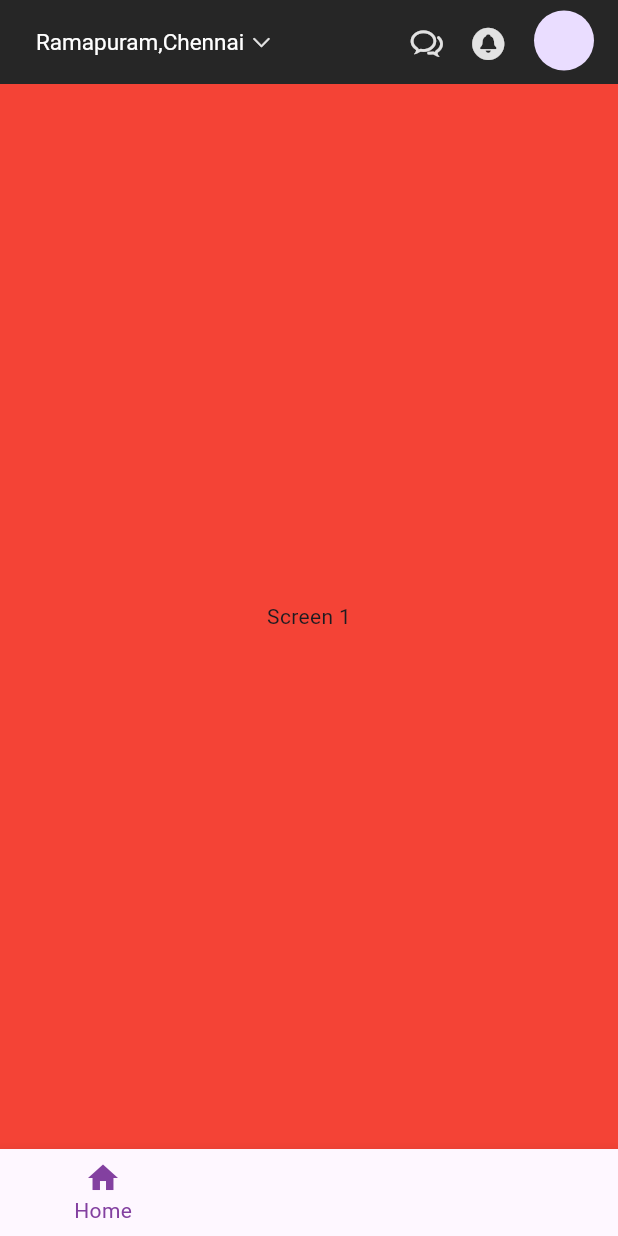
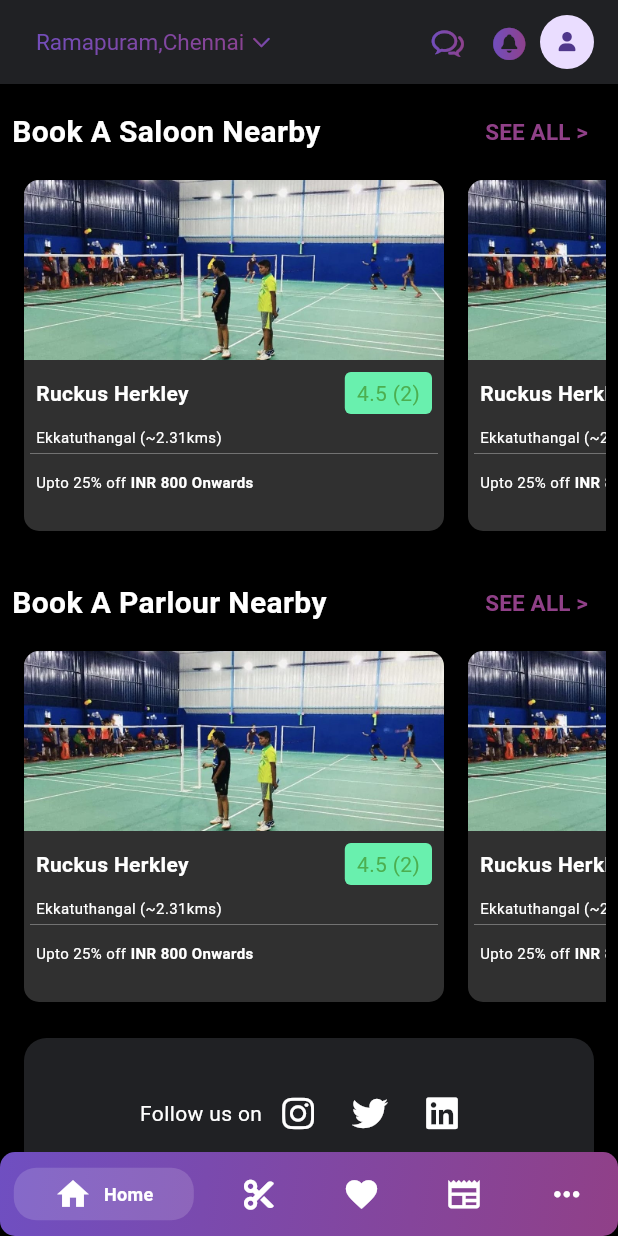
Before and after one commit to HarrishArun/click_and_cut, a Flutter app: the screen it shows after launch, on a phone screen of 412 x 824 dp. Run offline on Flutter 3.47's test engine with Material 3 defaults, Android fonts, the phone set to English and light mode, and no system bars; drawn by our look-alikes of persistent_bottom_nav_bar; our stand-ins replace font_awesome_flutter.

Commit message:
socials,salooncard

```diff
--- /dev/null
+++ b/lib/components/bottomnavbar.dart
@@ -0,0 +1,107 @@
+import 'package:click_and_cut/const.dart';
+import 'package:click_and_cut/screens/bookings.dart';
+import 'package:click_and_cut/screens/favourite.dart';
+import 'package:click_and_cut/screens/homepage.dart';
+import 'package:click_and_cut/screens/more.dart';
+import 'package:click_and_cut/screens/feed.dart';
+import 'package:flutter/material.dart';
+import 'package:font_awesome_flutter/font_awesome_flutter.dart';
+import 'package:persistent_bottom_nav_bar/persistent_tab_view.dart';
+
+class bottomnavbar extends StatelessWidget {
+  const bottomnavbar({
+    super.key,
+  });
+
+  @override
+  Widget build(BuildContext context) {
+    return PersistentTabView(
+      context,
+      controller: PersistentTabController(initialIndex: 0),
+      screens: [
+        Screen1(),
+        Screen2(),
+        Screen3(),
+        Screen4(),
+        Screen5(),
+      ],
+      items: [
+        PersistentBottomNavBarItem(
+          icon: Icon(
+            Icons.home,
+            size: 25,
+          ),
+          title: 'Home',
+          activeColorPrimary: Colors.white,
+          inactiveColorPrimary: Colors.white,
+        ),
+        PersistentBottomNavBarItem(
+          icon: FaIcon(
+            FontAwesomeIcons.scissors,
+            size: 20,
+          ),
+          title: 'Book',
+          activeColorPrimary: Colors.white,
+          inactiveColorPrimary: Colors.white,
+        ),
+        PersistentBottomNavBarItem(
+          icon: Icon(
+            Icons.favorite,
+            size: 25,
+          ),
+          title: 'Favorite',
+          activeColorPrimary: Colors.white,
+          inactiveColorPrimary: Colors.white,
+        ),
+        PersistentBottomNavBarItem(
+          icon: Icon(
+            Icons.newspaper,
+            size: 25,
+          ),
+          title: 'Feed',
+          activeColorPrimary: Colors.white,
+          inactiveColorPrimary: Colors.white,
+        ),
+        PersistentBottomNavBarItem(
+          icon: Icon(
+            Icons.more_horiz,
+            size: 25,
+          ),
+          title: 'More',
+          activeColorPrimary: Colors.white,
+          inactiveColorPrimary: Colors.white,
+        ),
+      ],
+      confineInSafeArea: true,
+      backgroundColor: Color(kappBarGrey),
+      handleAndroidBackButtonPress: true,
+      resizeToAvoidBottomInset: true,
+      stateManagement: true,
+      hideNavigationBarWhenKeyboardShows: true,
+      decoration: NavBarDecoration(
+        borderRadius: BorderRadius.circular(10.0),
+        colorBehindNavBar: Colors.black,
+        gradient: LinearGradient(
+          colors: [
+            Color(0xFF6f4fc1),
+            Color(0xFF904088),
+          ],
+          begin: Alignment.topLeft,
+          end: Alignment.bottomRight,
+        ),
+      ),
+      popAllScreensOnTapOfSelectedTab: true,
+      popActionScreens: PopActionScreensType.all,
+      itemAnimationProperties: ItemAnimationProperties(
+        duration: Duration(milliseconds: 200),
+        curve: Curves.ease,
+      ),
+      screenTransitionAnimation: ScreenTransitionAnimation(
+        animateTabTransition: true,
+        curve: Curves.ease,
+        duration: Duration(milliseconds: 200),
+      ),
+      navBarStyle: NavBarStyle.style9,
+    );
+  }
+}
--- /dev/null
+++ b/lib/components/card.dart
@@ -0,0 +1,95 @@
+import 'package:click_and_cut/main.dart';
+import 'package:flutter/material.dart';
+
+class CardWidget extends StatelessWidget {
+  const CardWidget({Key? key}) : super(key: key);
+
+  @override
+  Widget build(BuildContext context) {
+    return Padding(
+      padding: const EdgeInsets.all(8.0),
+      child: Container(
+        decoration: BoxDecoration(
+          borderRadius: BorderRadius.circular(10),
+          color: Color(kappBarGrey),
+        ),
+        width: 280,
+        child: Column(
+          crossAxisAlignment: CrossAxisAlignment.start,
+          children: [
+            Container(
+              height: 120, // Adjust the height as needed
+              width: double.infinity,
+              decoration: BoxDecoration(
+                borderRadius: BorderRadius.vertical(top: Radius.circular(10)),
+                image: DecorationImage(
+                  image: AssetImage("lib/assets/img1.jpeg"),
+                  fit: BoxFit.cover,
+                ),
+              ),
+            ),
+            Padding(
+              padding: const EdgeInsets.all(8.0),
+              child: Row(
+                mainAxisAlignment: MainAxisAlignment.spaceBetween,
+                children: [
+                  Text(
+                    "Ruckus Herkley",
+                    style: TextStyle(
+                        fontWeight: FontWeight.bold, color: Colors.white),
+                  ),
+                  Container(
+                    decoration: BoxDecoration(
+                      borderRadius: BorderRadius.circular(4),
+                      color: Colors.greenAccent,
+                    ),
+                    padding: EdgeInsets.symmetric(horizontal: 8, vertical: 4),
+                    child: Text(
+                      "4.5 (2)",
+                      style: TextStyle(color: Colors.green),
+                    ),
+                  ),
+                ],
+              ),
+            ),
+            Padding(
+              padding: const EdgeInsets.symmetric(horizontal: 8.0),
+              child: Text(
+                "Ekkatuthangal (~2.31kms)",
+                style: TextStyle(fontSize: 10, color: Colors.white),
+              ),
+            ),
+            Padding(
+              padding: const EdgeInsets.all(4.0),
+              child: Container(
+                height: 0.4,
+                width: double.infinity,
+                color: Colors.grey,
+              ),
+            ),
+            Padding(
+              padding: const EdgeInsets.fromLTRB(8.0, 8, 8, 4),
+              child: Row(
+                children: [
+                  Text(
+                    "Upto 25% off",
+                    style: TextStyle(fontSize: 10, color: Colors.white),
+                  ),
+                  SizedBox(width: 3),
+                  Text(
+                    "INR 800 Onwards",
+                    style: TextStyle(
+                      fontSize: 10,
+                      color: Colors.white,
+                      fontWeight: FontWeight.bold,
+                    ),
+                  ),
+                ],
+              ),
+            ),
+          ],
+        ),
+      ),
+    );
+  }
+}
--- /dev/null
+++ b/lib/components/seemorecard.dart
@@ -0,0 +1,40 @@
+import 'package:click_and_cut/main.dart';
+import 'package:flutter/material.dart';
+
+class seeMoreCard extends StatelessWidget {
+  final String text;
+  final VoidCallback next;
+  seeMoreCard(this.text, this.next);
+
+  @override
+  Widget build(BuildContext context) {
+    return Padding(
+        padding: const EdgeInsets.all(8.0),
+        child: Container(
+            decoration: BoxDecoration(
+              color: Color(kappBarGrey),
+              border: Border.all(
+                color: Colors.grey,
+                width: 2,
+              ),
+              borderRadius: BorderRadius.circular(10),
+              boxShadow: [
+                BoxShadow(
+                  color: Colors.transparent,
+                  blurRadius: 0,
+                  spreadRadius: 1,
+                ),
+              ],
+            ),
+            height: 140,
+            width: 280,
+            child: Center(
+                child: Text(
+              text,
+              style: TextStyle(
+                  fontSize: 18,
+                  fontStyle: FontStyle.italic,
+                  color: Colors.grey),
+            ))));
+  }
+}
--- a/lib/const.dart
+++ b/lib/const.dart
@@ -1,2 +1,2 @@
 const klightpurple = 0xFF8340A0;
-const kappBarGrey = 0xFF262626;
+const kappBarGrey = 0xFF202124;
--- a/lib/main.dart
+++ b/lib/main.dart
@@ -1,8 +1,14 @@
-import 'package:click_and_cut/const.dart';
-import 'package:flutter/cupertino.dart';
+import 'package:click_and_cut/components/bottomnavbar.dart';
+import 'package:click_and_cut/screens/bookings.dart';
+import 'package:click_and_cut/screens/favourite.dart';
+import 'package:click_and_cut/screens/homepage.dart';
+import 'package:click_and_cut/screens/feed.dart';
+import 'package:click_and_cut/screens/more.dart';
 import 'package:flutter/material.dart';
 import 'package:flutter/services.dart';
-import 'package:font_awesome_flutter/font_awesome_flutter.dart';
+
+const klightpurple = 0xFF8340A0;
+const kappBarGrey = 0xFF303030;
 
 void main() {
   SystemChrome.setSystemUIOverlayStyle(SystemUiOverlayStyle(
@@ -19,7 +25,7 @@ class MyApp extends StatelessWidget {
     return MaterialApp(
       debugShowCheckedModeBanner: false,
       title: 'Flutter Demo',
-      home: HomePage(),
+      home: SafeArea(child: HomePage()),
     );
   }
 }
@@ -39,6 +45,7 @@ class _HomePageState extends State<HomePage> {
     Screen2(),
     Screen3(),
     Screen4(),
+    Screen5(),
   ];
 
   void _onItemTapped(int index) {
@@ -52,7 +59,6 @@ class _HomePageState extends State<HomePage> {
     return Scaffold(
       appBar: AppBar(
         backgroundColor: Color(kappBarGrey),
-          //elevation: 2,
         title: Row(
           mainAxisAlignment: MainAxisAlignment.spaceBetween,
           children: [
@@ -64,15 +70,12 @@ class _HomePageState extends State<HomePage> {
                     "Ramapuram,Chennai",
                     style: TextStyle(color: Colors.white, fontSize: 15),
                   ),
-                    // SizedBox(
-                    //   width: 4,
-                    // ),
                   Padding(
                     padding: const EdgeInsets.only(left: 4.0, top: 1.0),
                     child: Icon(
-                        CupertinoIcons.chevron_down,
+                      Icons.keyboard_arrow_down,
                       size: 15,
-                        color: const Color.fromARGB(221, 255, 255, 255),
+                      color: Colors.white,
                     ),
                   )
                 ],
@@ -85,16 +88,16 @@ class _HomePageState extends State<HomePage> {
                   Padding(
                     padding: const EdgeInsets.fromLTRB(8.0, 10.0, 8.0, 8.0),
                     child: Icon(
-                        CupertinoIcons.chat_bubble_2,
-                        color: const Color.fromARGB(221, 255, 255, 255),
+                      Icons.chat_bubble,
+                      color: Colors.white,
                       size: 25,
                     ),
                   ),
                   Padding(
                     padding: const EdgeInsets.fromLTRB(8.0, 10.0, 8.0, 8.0),
                     child: Icon(
-                        CupertinoIcons.bell_circle_fill,
-                        color: const Color.fromARGB(221, 255, 255, 255),
+                      Icons.notifications,
+                      color: Colors.white,
                       size: 25,
                     ),
                   ),
@@ -111,99 +114,10 @@ class _HomePageState extends State<HomePage> {
               ),
             )
           ],
-          )),
+        ),
+      ),
       body: _screens[_selectedIndex],
-      bottomNavigationBar: PersistentBottomNavBar(
-        selectedIndex: _selectedIndex,
-        onItemTapped: _onItemTapped,
-      ),
+      bottomNavigationBar: bottomnavbar(),
     );
   }
 }
-
-class PersistentBottomNavBar extends StatelessWidget {
-  final int selectedIndex;
-  final ValueChanged<int> onItemTapped;
-
-  const PersistentBottomNavBar({
-    Key? key,
-    required this.selectedIndex,
-    required this.onItemTapped,
-  }) : super(key: key);
-
-  @override
-  Widget build(BuildContext context) {
-    return BottomNavigationBar(
-      selectedItemColor: Color(klightpurple), // sets the active color
-      backgroundColor: Colors.black,
-      items: [
-        BottomNavigationBarItem(
-          icon: Icon(Icons.home),
-          label: 'Home',
-        ),
-        BottomNavigationBarItem(
-          icon: FaIcon(FontAwesomeIcons.scissors),
-          label: 'Book',
-        ),
-        BottomNavigationBarItem(
-          icon: Icon(Icons.favorite),
-          label: 'Favorite',
-        ),
-        BottomNavigationBarItem(
-          icon: Icon(Icons.more_horiz),
-          label: 'More',
-        ),
-      ],
-      currentIndex: selectedIndex,
-      onTap: onItemTapped,
-    );
-  }
-}
-
-class Screen1 extends StatelessWidget {
-  @override
-  Widget build(BuildContext context) {
-    return Container(
-      color: Colors.red,
-      child: Center(
-        child: Text('Screen 1'),
-      ),
-    );
-  }
-}
-
-class Screen2 extends StatelessWidget {
-  @override
-  Widget build(BuildContext context) {
-    return Container(
-      color: Colors.blue,
-      child: Center(
-        child: Text('Screen 2'),
-      ),
-    );
-  }
-}
-
-class Screen3 extends StatelessWidget {
-  @override
-  Widget build(BuildContext context) {
-    return Container(
-      color: Colors.green,
-      child: Center(
-        child: Text('Screen 3'),
-      ),
-    );
-  }
-}
-
-class Screen4 extends StatelessWidget {
-  @override
-  Widget build(BuildContext context) {
-    return Container(
-      color: Colors.yellow,
-      child: Center(
-        child: Text('Screen 4'),
-      ),
-    );
-  }
-}
--- /dev/null
+++ b/lib/screens/bookings.dart
@@ -0,0 +1,13 @@
+import 'package:flutter/material.dart';
+
+class Screen2 extends StatelessWidget {
+  @override
+  Widget build(BuildContext context) {
+    return Container(
+      color: Colors.blue,
+      child: Center(
+        child: Text('Screen 2', style: TextStyle(color: Colors.white)),
+      ),
+    );
+  }
+}
--- /dev/null
+++ b/lib/screens/favourite.dart
@@ -0,0 +1,13 @@
+import 'package:flutter/material.dart';
+
+class Screen3 extends StatelessWidget {
+  @override
+  Widget build(BuildContext context) {
+    return Container(
+      color: Colors.green,
+      child: Center(
+        child: Text('Screen 3', style: TextStyle(color: Colors.white)),
+      ),
+    );
+  }
+}
--- /dev/null
+++ b/lib/screens/feed.dart
@@ -0,0 +1,13 @@
+import 'package:flutter/material.dart';
+
+class Screen4 extends StatelessWidget {
+  @override
+  Widget build(BuildContext context) {
+    return Container(
+      color: Colors.yellow,
+      child: Center(
+        child: Text('Screen 4', style: TextStyle(color: Colors.white)),
+      ),
+    );
+  }
+}
--- /dev/null
+++ b/lib/screens/homepage.dart
@@ -0,0 +1,265 @@
+import 'package:click_and_cut/components/card.dart';
+import 'package:click_and_cut/components/seemorecard.dart';
+import 'package:click_and_cut/const.dart';
+import 'package:flutter/cupertino.dart';
+import 'package:flutter/material.dart';
+import 'package:font_awesome_flutter/font_awesome_flutter.dart';
+
+class Screen1 extends StatelessWidget {
+  @override
+  Widget build(BuildContext context) {
+    return Scaffold(
+      appBar: AppBar(
+          backgroundColor: Color(kappBarGrey),
+          //elevation: 2,
+          title: Row(
+            mainAxisAlignment: MainAxisAlignment.spaceBetween,
+            children: [
+              Padding(
+                padding: const EdgeInsets.all(8.0),
+                child: Row(
+                  children: [
+                    Text(
+                      "Ramapuram,Chennai",
+                      style: TextStyle(
+                        fontSize: 15,
+                        foreground: Paint()
+                          ..shader = LinearGradient(
+                            colors: [
+                              Color(0xFF6f4fc1),
+                              Color(0xFF904088), // End color of the gradient
+                            ],
+                            begin: Alignment.centerLeft,
+                            end: Alignment.centerRight,
+                          ).createShader(Rect.fromLTWH(0.0, 0.0, 200.0,
+                              70.0)), // Adjust the Rect size as needed
+                      ),
+                    ),
+                    // SizedBox(
+                    //   width: 4,
+                    // ),
+                    Padding(
+                      padding: const EdgeInsets.only(left: 4.0, top: 1.0),
+                      child: ShaderMask(
+                        shaderCallback: (Rect bounds) {
+                          return LinearGradient(
+                            colors: [
+                              Color(0xFF6f4fc1),
+                              Color(0xFF904088)
+                            ], // Gradient colors
+                            begin: Alignment.centerRight,
+                            end: Alignment.centerLeft,
+                          ).createShader(bounds);
+                        },
+                        child: Icon(
+                          CupertinoIcons.chevron_down,
+                          size: 15,
+                          color: Colors
+                              .white, // Color before applying the gradient
+                        ),
+                      ),
+                    ),
+                  ],
+                ),
+              ),
+              Padding(
+                padding: const EdgeInsets.all(0),
+                child: Row(
+                  children: [
+                    Padding(
+                      padding: const EdgeInsets.fromLTRB(8.0, 10.0, 8.0, 8.0),
+                      child: ShaderMask(
+                        shaderCallback: (Rect bounds) {
+                          return LinearGradient(
+                            colors: [
+                              Color(0xFF6f4fc1),
+                              Color(0xFF904088)
+                            ], // Gradient colors
+                            begin: Alignment.centerLeft,
+                            end: Alignment.centerRight,
+                          ).createShader(bounds);
+                        },
+                        child: Icon(
+                          CupertinoIcons.chat_bubble_2,
+                          size: 25,
+                          color: Colors
+                              .white, // Color before applying the gradient
+                        ),
+                      ),
+                    ),
+                    Padding(
+                      padding: const EdgeInsets.fromLTRB(8.0, 10.0, 8.0, 8.0),
+                      child: ShaderMask(
+                        shaderCallback: (Rect bounds) {
+                          return LinearGradient(
+                            colors: [
+                              Color(0xFF6f4fc1),
+                              Color(0xFF904088)
+                            ], // Gradient colors
+                            begin: Alignment.centerLeft,
+                            end: Alignment.centerRight,
+                          ).createShader(bounds);
+                        },
+                        child: Icon(
+                          CupertinoIcons.bell_circle_fill,
+                          size: 25,
+                          color: Colors
+                              .white, // Color before applying the gradient
+                        ),
+                      ),
+                    ),
+                    CircleAvatar(
+                      radius: 18,
+                      child: FaIcon(
+                        FontAwesomeIcons.solidUser,
+                        size: 13,
+                      ),
+                    )
+                  ],
+                ),
+              )
+            ],
+          )),
+      body: Container(
+        color: Colors.black,
+        child: ListView(
+          scrollDirection: Axis.vertical,
+          children: [
+            Padding(
+              padding: const EdgeInsets.all(8.0),
+              child: Column(
+                children: [
+                  Row(
+                    mainAxisAlignment: MainAxisAlignment.spaceBetween,
+                    children: [
+                      Text(
+                        "Book A Saloon Nearby",
+                        style: TextStyle(
+                            fontWeight: FontWeight.bold,
+                            fontSize: 20,
+                            color: Colors.white),
+                      ),
+                      TextButton(
+                          onPressed: () {},
+                          child: Text(
+                            "SEE ALL >",
+                            style: TextStyle(
+                              fontWeight: FontWeight.bold,
+                              fontSize: 15,
+                              foreground: Paint()
+                                ..shader = LinearGradient(
+                                  colors: [
+                                    Color(0xFF6f4fc1),
+                                    Color(
+                                        0xFF904088), // End color of the gradient
+                                  ],
+                                  begin: Alignment.centerLeft,
+                                  end: Alignment.centerRight,
+                                ).createShader(
+                                    Rect.fromLTWH(0.0, 0.0, 200.0, 70.0)),
+                            ),
+                          ))
+                    ],
+                  ),
+                  SizedBox(
+                    height: 250,
+                    child:
+                        ListView(scrollDirection: Axis.horizontal, children: [
+                      CardWidget(),
+                      CardWidget(),
+                      CardWidget(),
+                      seeMoreCard("See More Saloons ", () {}),
+                    ]),
+                  ),
+                ],
+              ),
+            ),
+            Padding(
+              padding: const EdgeInsets.all(8.0),
+              child: Column(
+                children: [
+                  Row(
+                    mainAxisAlignment: MainAxisAlignment.spaceBetween,
+                    children: [
+                      Text(
+                        "Book A Parlour Nearby",
+                        style: TextStyle(
+                            fontWeight: FontWeight.bold,
+                            fontSize: 20,
+                            color: Colors.white),
+                      ),
+                      TextButton(
+                          onPressed: () {},
+                          child: Text(
+                            "SEE ALL >",
+                            style: TextStyle(
+                              fontWeight: FontWeight.bold,
+                              fontSize: 15,
+                              foreground: Paint()
+                                ..shader = LinearGradient(
+                                  colors: [
+                                    Color(0xFF6f4fc1),
+                                    Color(
+                                        0xFF904088), // End color of the gradient
+                                  ],
+                                  begin: Alignment.centerLeft,
+                                  end: Alignment.centerRight,
+                                ).createShader(
+                                    Rect.fromLTWH(0.0, 0.0, 200.0, 70.0)),
+                            ),
+                          ))
+                    ],
+                  ),
+                  SizedBox(
+                    height: 250,
+                    child:
+                        ListView(scrollDirection: Axis.horizontal, children: [
+                      CardWidget(),
+                      CardWidget(),
+                      CardWidget(),
+                      seeMoreCard("See More Parlour ", () {}),
+                    ]),
+                  ),
+                ],
+              ),
+            ),
+            Padding(
+              padding: const EdgeInsets.fromLTRB(16.0, 8, 16, 8),
+              child: Container(
+                decoration: BoxDecoration(
+                  borderRadius: BorderRadius.circular(15),
+                  color: Color(kappBarGrey),
+                ),
+                height: 100,
+                width: double.infinity,
+                child: Row(
+                  crossAxisAlignment: CrossAxisAlignment.center,
+                  mainAxisAlignment: MainAxisAlignment.center,
+                  children: [
+                    Text(
+                      "Follow us on",
+                      style: TextStyle(color: Colors.white),
+                    ),
+                    IconButton(
+                      onPressed: () {},
+                      icon: FaIcon(FontAwesomeIcons.instagram,
+                          color: Colors.white),
+                    ),
+                    IconButton(
+                        onPressed: () {},
+                        icon: FaIcon(FontAwesomeIcons.twitter,
+                            color: Colors.white)),
+                    IconButton(
+                        onPressed: () {},
+                        icon: FaIcon(FontAwesomeIcons.linkedin,
+                            color: Colors.white))
+                  ],
+                ),
+              ),
+            )
+          ],
+        ),
+      ),
+    );
+  }
+}
--- /dev/null
+++ b/lib/screens/more.dart
@@ -0,0 +1,13 @@
+import 'package:flutter/material.dart';
+
+class Screen5 extends StatelessWidget {
+  @override
+  Widget build(BuildContext context) {
+    return Container(
+      color: Colors.yellow,
+      child: Center(
+        child: Text('Screen 5', style: TextStyle(color: Colors.white)),
+      ),
+    );
+  }
+}
--- a/pubspec.yaml
+++ b/pubspec.yaml
@@ -37,6 +37,7 @@ dependencies:
   cupertino_icons: ^1.0.6
   font_awesome_flutter: ^10.7.0
   dotted_border: ^2.1.0
+  persistent_bottom_nav_bar: ^5.0.2
 
 dev_dependencies:
   flutter_test:
```
Also changed, not shown: pubspec.lock. Lines whose indentation alone changed are shown as unchanged.
